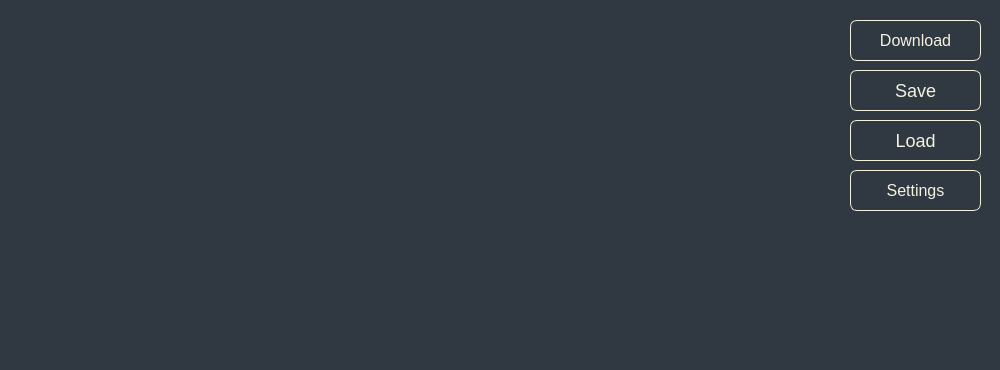
Qt form KeyBoardSetter/KeyboardSetter/configform.ui (TabbycatPie/CustomKeyboard) before a commit.
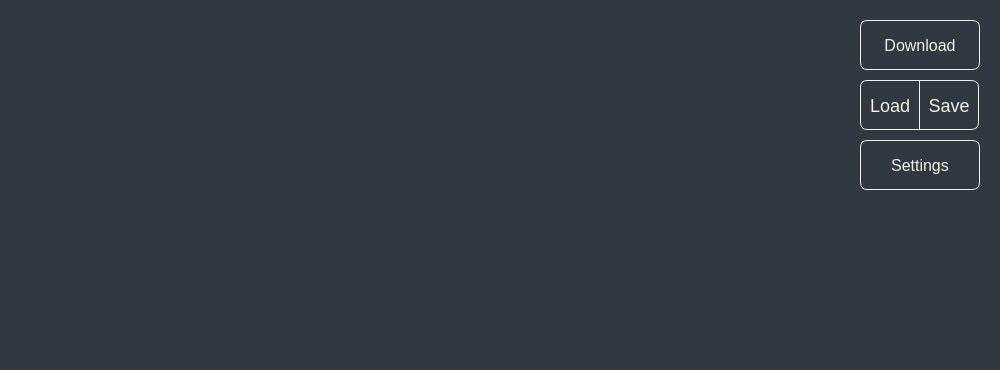
The same form after that commit.

The edit to the form file:
```diff
--- a/KeyBoardSetter/KeyboardSetter/configform.ui
+++ b/KeyBoardSetter/KeyboardSetter/configform.ui
@@ -31,17 +31,29 @@
   <widget class="QPushButton" name="searchdevice_btn">
    <property name="geometry">
     <rect>
-     <x>850</x>
+     <x>860</x>
      <y>20</y>
-     <width>131</width>
-     <height>41</height>
+     <width>120</width>
+     <height>50</height>
     </rect>
    </property>
+   <property name="sizePolicy">
+    <sizepolicy hsizetype="Minimum" vsizetype="Fixed">
+     <horstretch>120</horstretch>
+     <verstretch>50</verstretch>
+    </sizepolicy>
+   </property>
+   <property name="maximumSize">
+    <size>
+     <width>120</width>
+     <height>50</height>
+    </size>
+   </property>
    <property name="cursor">
     <cursorShape>PointingHandCursor</cursorShape>
    </property>
    <property name="styleSheet">
-    <string notr="true">QPushButton{background-color:qlineargradient(spread:pad, x1:0, y1:0, x2:1, y2:0, stop:0 rgba(188, 181, 0,0), stop:1 rgba(205, 135, 0,0));border:1px solid rgb(242, 242, 222);border-radius:7px;padding:2px 4px;font: 9pt &quot;Microsoft YaHei UI&quot;;font-size:16px;color:rgb(242, 242, 222);}QPushButton:hover{background-color:qlineargradient(spread:pad, x1:0, y1:0, x2:1, y2:0, stop:0 rgb(238, 231, 11), stop:1 rgb(255, 185, 7));}QPushButton:pressed{background-color:qlineargradient(spread:pad, x1:0, y1:0, x2:1, y2:0, stop:0 rgb(138, 131, 0), stop:1 rgb(155, 85, 0));color:rgb(202, 202,182);}
+    <string notr="true">QPushButton{background-color:qlineargradient(spread:pad, x1:0, y1:0, x2:1, y2:0, stop:0 rgba(188, 181, 0,0), stop:1 rgba(205, 135, 0,0));border:1px solid rgb(242, 242, 222);border-radius:7px;padding:2px 4px;font: 9pt &quot;Microsoft YaHei UI&quot;;font-size:16px;color:rgb(242, 242, 222);}QPushButton:hover{background-color:qlineargradient(spread:pad, x1:0, y1:0, x2:1, y2:0, stop:0 rgb(255, 0, 110), stop:1 rgb(177, 0, 98));}QPushButton:pressed{background-color:qlineargradient(spread:pad, x1:0, y1:0, x2:1, y2:0, stop:0 rgb(155, 0, 10), stop:1 rgb(77, 0, 0));color:rgb(202, 202,182);}
 
 </string>
    </property>
@@ -52,17 +64,35 @@
   <widget class="QPushButton" name="searchdevice_btn_2">
    <property name="geometry">
     <rect>
-     <x>850</x>
-     <y>70</y>
-     <width>131</width>
-     <height>41</height>
+     <x>919</x>
+     <y>80</y>
+     <width>60</width>
+     <height>50</height>
     </rect>
    </property>
+   <property name="sizePolicy">
+    <sizepolicy hsizetype="Minimum" vsizetype="Fixed">
+     <horstretch>0</horstretch>
+     <verstretch>0</verstretch>
+    </sizepolicy>
+   </property>
+   <property name="minimumSize">
+    <size>
+     <width>60</width>
+     <height>50</height>
+    </size>
+   </property>
+   <property name="maximumSize">
+    <size>
+     <width>60</width>
+     <height>50</height>
+    </size>
+   </property>
    <property name="cursor">
     <cursorShape>PointingHandCursor</cursorShape>
    </property>
    <property name="styleSheet">
-    <string notr="true">QPushButton{background-color:qlineargradient(spread:pad, x1:0, y1:0, x2:1, y2:0, stop:0 rgba(0, 0, 0,0), stop:1 rgba(0, 0, 0,0));border:1px solid rgb(242, 242, 222);border-radius:7px;padding:2px 4px;font: 5pt &quot;Microsoft YaHei UI&quot;;font-size:18px;color:rgb(242, 242, 222);}QPushButton:hover{background-color:qlineargradient(spread:pad, x1:0, y1:0, x2:1, y2:0, stop:0 rgb(0, 255, 157), stop:1 rgb(4, 204, 144));}QPushButton:pressed{background-color:qlineargradient(spread:pad, x1:0, y1:0, x2:1, y2:0, stop:0 rgb(0, 205, 107), stop:1 rgb(0, 154, 94));color:rgb(202, 202,182);}
+    <string notr="true">QPushButton{background-color:qlineargradient(spread:pad, x1:0, y1:0, x2:1, y2:0, stop:0 rgba(0, 0, 0,0), stop:1 rgba(0, 0, 0,0));border:1px solid rgb(242, 242, 222);border-top-right-radius:7px;border-bottom-right-radius:7px;padding:2px 4px;font: 5pt &quot;Microsoft YaHei UI&quot;;font-size:18px;color:rgb(242, 242, 222);}QPushButton:hover{background-color:qlineargradient(spread:pad, x1:0, y1:0, x2:1, y2:0, stop:0 rgb(0, 255, 157), stop:1 rgb(4, 204, 144));}QPushButton:pressed{background-color:qlineargradient(spread:pad, x1:0, y1:0, x2:1, y2:0, stop:0 rgb(0, 155, 57), stop:1 rgb(0, 104, 44));color:rgb(202, 202,182);}
 
 </string>
    </property>
@@ -73,17 +103,35 @@
   <widget class="QPushButton" name="searchdevice_btn_3">
    <property name="geometry">
     <rect>
-     <x>850</x>
-     <y>120</y>
-     <width>131</width>
-     <height>41</height>
+     <x>860</x>
+     <y>80</y>
+     <width>60</width>
+     <height>50</height>
     </rect>
    </property>
+   <property name="sizePolicy">
+    <sizepolicy hsizetype="Minimum" vsizetype="Fixed">
+     <horstretch>0</horstretch>
+     <verstretch>0</verstretch>
+    </sizepolicy>
+   </property>
+   <property name="minimumSize">
+    <size>
+     <width>60</width>
+     <height>50</height>
+    </size>
+   </property>
+   <property name="maximumSize">
+    <size>
+     <width>60</width>
+     <height>50</height>
+    </size>
+   </property>
    <property name="cursor">
     <cursorShape>PointingHandCursor</cursorShape>
    </property>
    <property name="styleSheet">
-    <string notr="true">QPushButton{background-color:qlineargradient(spread:pad, x1:0, y1:0, x2:1, y2:0, stop:0 rgba(188, 181, 0,0), stop:1 rgba(205, 135, 0,0));border:1px solid rgb(242, 242, 222);border-radius:7px;padding:2px 4px;font: 9pt &quot;Microsoft YaHei UI&quot;;font-size:18px;color:rgb(242, 242, 222);}QPushButton:hover{background-color:qlineargradient(spread:pad, x1:0, y1:0, x2:1, y2:0, stop:0 rgb(238, 231, 11), stop:1 rgb(255, 185, 7));}QPushButton:pressed{background-color:qlineargradient(spread:pad, x1:0, y1:0, x2:1, y2:0, stop:0 rgb(138, 131, 0), stop:1 rgb(155, 85, 0));color:rgb(202, 202,182);}
+    <string notr="true">QPushButton{background-color:qlineargradient(spread:pad, x1:0, y1:0, x2:1, y2:0, stop:0 rgba(188, 181, 0,0), stop:1 rgba(205, 135, 0,0));border:1px solid rgb(242, 242, 222);border-top-left-radius:7px;border-bottom-left-radius:7px;padding:2px 4px;font: 9pt &quot;Microsoft YaHei UI&quot;;font-size:18px;color:rgb(242, 242, 222);}QPushButton:hover{background-color:qlineargradient(spread:pad, x1:0, y1:0, x2:1, y2:0, stop:0 rgb(238, 231, 11), stop:1 rgb(255, 185, 7));}QPushButton:pressed{background-color:qlineargradient(spread:pad, x1:0, y1:0, x2:1, y2:0, stop:0 rgb(138, 131, 0), stop:1 rgb(155, 85, 0));color:rgb(202, 202,182);}
 
 </string>
    </property>
@@ -94,17 +142,30 @@
   <widget class="QPushButton" name="searchdevice_btn_4">
    <property name="geometry">
     <rect>
-     <x>850</x>
-     <y>170</y>
-     <width>131</width>
-     <height>41</height>
+     <x>860</x>
+     <y>140</y>
+     <width>120</width>
+     <height>50</height>
     </rect>
    </property>
+   <property name="minimumSize">
+    <size>
+     <width>120</width>
+     <height>50</height>
+    </size>
+   </property>
+   <property name="maximumSize">
+    <size>
+     <width>120</width>
+     <height>50</height>
+    </size>
+   </property>
    <property name="cursor">
     <cursorShape>PointingHandCursor</cursorShape>
    </property>
    <property name="styleSheet">
-    <string notr="true">QPushButton{background-color:qlineargradient(spread:pad, x1:0, y1:0, x2:1, y2:0, stop:0 rgba(188, 181, 0,0), stop:1 rgba(205, 135, 0,0));border:1px solid rgb(242, 242, 222);border-radius:7px;padding:2px 4px;font: 9pt &quot;Microsoft YaHei UI&quot;;font-size:16px;color:rgb(242, 242, 222);}QPushButton:hover{background-color:qlineargradient(spread:pad, x1:0, y1:0, x2:1, y2:0, stop:0 rgb(238, 231, 11), stop:1 rgb(255, 185, 7));}QPushButton:pressed{background-color:qlineargradient(spread:pad, x1:0, y1:0, x2:1, y2:0, stop:0 rgb(138, 131, 0), stop:1 rgb(155, 85, 0));color:rgb(202, 202,182);}
+    <string notr="true">QPushButton{background-color:qlineargradient(spread:pad, x1:0, y1:0, x2:1, y2:0, stop:0 rgba(188, 181, 0,0), stop:1 rgba(205, 135, 0,0));border:1px solid rgb(242, 242, 222);border-radius:7px;padding:2px 4px;font: 9pt &quot;Microsoft YaHei UI&quot;;font-size:16px;color:rgb(242, 242, 222);}QPushButton:hover{background-color:qlineargradient(spread:pad, x1:0, y1:0, x2:1, y2:0, stop:0 rgba(15, 172, 252,255), stop:1 rgba(22, 190, 235,255));}QPushButton:pressed{background-color:qlineargradient(spread:pad, x1:0, y1:0, x2:1, y2:0, stop:0 rgba(0, 160, 205,125), stop:1 rgba(0, 142, 222,125));color:rgb(202, 202,182);}
+
 
 </string>
    </property>
```
